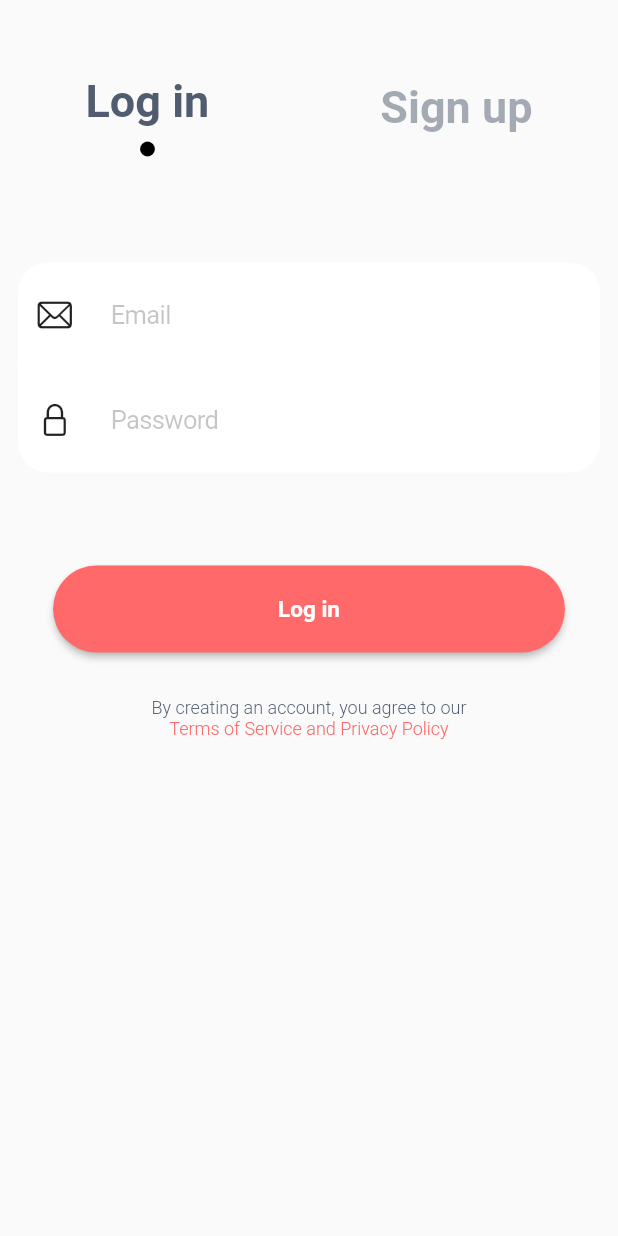
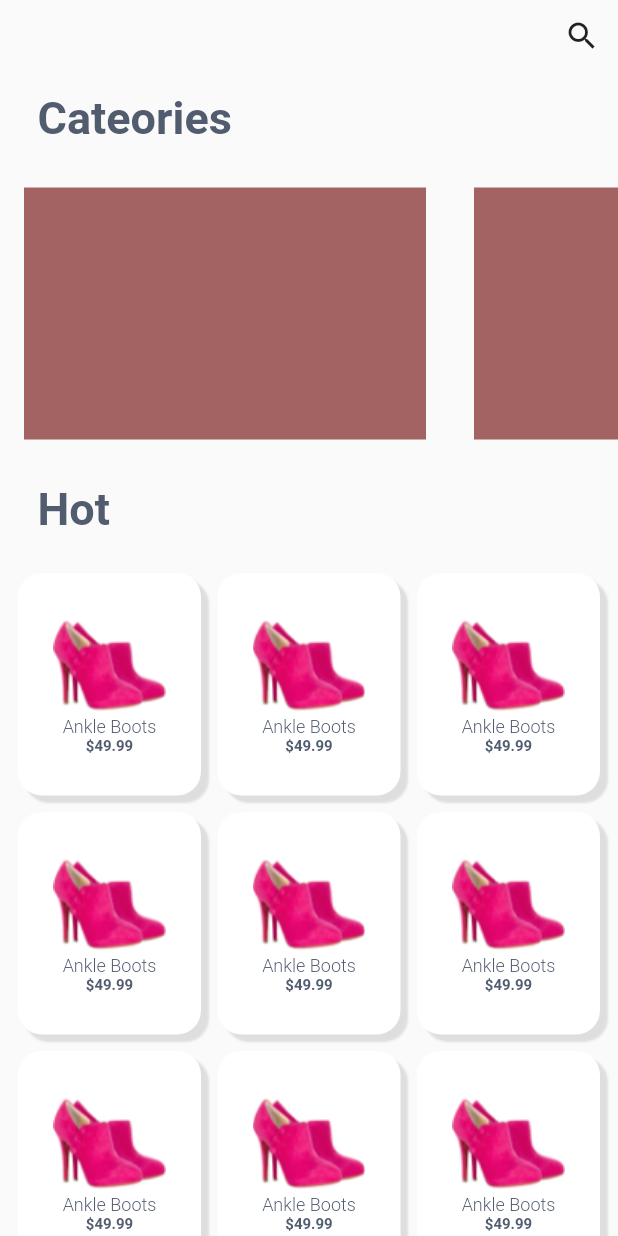
Before and after one commit to swilam202/shopify, a Flutter app: the screen it shows after launch, on a phone screen of 412 x 824 dp. Run offline on Flutter 3.47's test engine with Material 2 defaults, Android fonts, the phone set to English and light mode, and no system bars; our stand-ins replace flutter_bloc.

Commit message:
done most work on home page

```diff
--- a/lib/auth feature/presenetaion/pages/auth page.dart
+++ b/lib/auth feature/presenetaion/pages/auth page.dart
@@ -4,6 +4,7 @@ import 'package:flutter_bloc/flutter_bloc.dart';
 import 'package:hhhhhhhh/auth%20feature/presenetaion/controller/auth%20cubit.dart';
 import 'package:hhhhhhhh/auth%20feature/presenetaion/controller/auth%20state.dart';
 import 'package:hhhhhhhh/auth%20feature/presenetaion/widgets/auth%20row%20items.dart';
+import 'package:hhhhhhhh/auth%20feature/presenetaion/widgets/auth%20row.dart';
 import 'package:hhhhhhhh/auth%20feature/presenetaion/widgets/auth%20text%20form%20field%20section.dart';
 import 'package:hhhhhhhh/auth%20feature/presenetaion/widgets/positions%20enum.dart';
 import 'package:hhhhhhhh/core/styles/style%20colors.dart';
@@ -21,28 +22,12 @@ class AuthPage extends StatelessWidget {
       body: SafeArea(
         child: BlocBuilder<AuthCubit, AuthState>(
           builder: (context, state) {
-            return Padding(
-              padding: const EdgeInsets.only(top: 50),
-              child: Column(
+            return ListView(
+              padding: EdgeInsets.all(23),
+              physics: const BouncingScrollPhysics(),
               children: [
-                  Row(
-                    mainAxisAlignment: MainAxisAlignment.spaceAround,
-                    children: [
-                      GestureDetector(
-                          onTap: () => BlocProvider.of<AuthCubit>(context)
-                              .switchAuthMode(isLogin: true),
-                          child: LoginRowItem(
-                            isLogin: (state is LoginState) ? true : false,
-                          )),
-                      GestureDetector(
-                        onTap: () => BlocProvider.of<AuthCubit>(context)
-                            .switchAuthMode(isLogin: false),
-                        child: SignupRowItem(
-                          isLogin: (state is SignupState) ? true : false,
-                        ),
-                      ),
-                    ],
-                  ),
+                const SizedBox(height: 50),
+                AuthRow(state),
                 const SizedBox(height: 50),
                 (state is LoginState)
                     ? const AuthLogInTextFieldSection()
@@ -64,7 +49,6 @@ class AuthPage extends StatelessWidget {
                       .copyWith(color: StyleColor.orangeColor),
                 ),
               ],
-              ),
             );
           },
         ),
--- /dev/null
+++ b/lib/auth feature/presenetaion/widgets/auth row.dart
@@ -0,0 +1,33 @@
+import 'package:flutter/material.dart';
+import 'package:flutter_bloc/flutter_bloc.dart';
+import 'package:hhhhhhhh/auth%20feature/presenetaion/controller/auth%20state.dart';
+
+import '../controller/auth cubit.dart';
+import 'auth row items.dart';
+
+class AuthRow extends StatelessWidget {
+  const AuthRow(this.state,{super.key});
+
+  final AuthState state;
+  @override
+  Widget build(BuildContext context) {
+    return Row(
+                  mainAxisAlignment: MainAxisAlignment.spaceAround,
+                  children: [
+                    GestureDetector(
+                        onTap: () => BlocProvider.of<AuthCubit>(context)
+                            .switchAuthMode(isLogin: true),
+                        child: LoginRowItem(
+                          isLogin: (state is LoginState) ? true : false,
+                        ),),
+                    GestureDetector(
+                      onTap: () => BlocProvider.of<AuthCubit>(context)
+                          .switchAuthMode(isLogin: false),
+                      child: SignupRowItem(
+                        isLogin: (state is SignupState) ? true : false,
+                      ),
+                    ),
+                  ],
+                );
+  }
+}
--- a/lib/auth feature/presenetaion/widgets/auth text form field section.dart
+++ b/lib/auth feature/presenetaion/widgets/auth text form field section.dart
@@ -8,9 +8,7 @@ class AuthSignUpTextFieldSection extends StatelessWidget {
 
   @override
   Widget build(BuildContext context) {
-    return const Padding(
-      padding: EdgeInsets.all(12.0),
-      child: Column(
+    return const Column(
       children: [
         AuthTextFormField(
           icon: CupertinoIcons.envelope,
@@ -27,8 +25,9 @@ class AuthSignUpTextFieldSection extends StatelessWidget {
           placeholder: 'Password',
           position: Positions.buttom,
         ),
+
+
       ],
-      ),
     );
   }
 }
@@ -38,9 +37,7 @@ class AuthLogInTextFieldSection extends StatelessWidget {
 
   @override
   Widget build(BuildContext context) {
-    return const Padding(
-      padding: EdgeInsets.all(12.0),
-      child: Column(
+    return const Column(
       children: [
         AuthTextFormField(
           icon: CupertinoIcons.envelope,
@@ -53,7 +50,6 @@ class AuthLogInTextFieldSection extends StatelessWidget {
           position: Positions.buttom,
         ),
       ],
-      ),
     );
   }
 }
--- a/lib/auth feature/presenetaion/widgets/auth text form field.dart
+++ b/lib/auth feature/presenetaion/widgets/auth text form field.dart
@@ -29,9 +29,14 @@ class AuthTextFormField extends StatelessWidget {
       ),
       cursorColor: StyleColor.orangeColor,
       decoration: BoxDecoration(
-        color: StyleColor.whiteColor,
-        borderRadius: getRadius(position),
-      ),
+          color: StyleColor.whiteColor,
+          borderRadius: getRadius(position),
+          boxShadow: [
+            BoxShadow(
+              color: Colors.grey.withOpacity(0.3),
+              offset: const Offset(5, 5),
+            ),
+          ]),
     );
   }
 }
--- a/lib/core/styles/text styles.dart
+++ b/lib/core/styles/text styles.dart
@@ -59,6 +59,6 @@ abstract class TextStyles {
   static const style10Medium = TextStyle(
     fontSize: 10,
     fontWeight: FontWeight.w500,
-    color: StyleColor.extraDarkColor,
+    color: StyleColor.whiteColor,
   );
 }
--- a/lib/core/widgets/custom button.dart
+++ b/lib/core/widgets/custom button.dart
@@ -1,3 +1,6 @@
+import 'dart:io';
+
+import 'package:flutter/cupertino.dart';
 import 'package:flutter/material.dart';
 import 'package:hhhhhhhh/core/styles/style%20colors.dart';
 import 'package:hhhhhhhh/core/styles/text%20styles.dart';
@@ -22,13 +25,21 @@ class CustomButton extends StatelessWidget {
           ),
         ),
         padding: MaterialStateProperty.all(
-          const EdgeInsets.symmetric(vertical: 20, horizontal: 150),
+          const EdgeInsets.only(top: 12,bottom: 12,left: 60,right: 20 ),
         ),
       ),
       onPressed: (){},
-      child: Text(
-        isLogin ? 'Log in':'Sign up',
-        style: TextStyles.style15Bold,
+
+      child: Row(
+
+        children: [
+          Text(
+            isLogin ? 'Log in':'Sign up',
+            style: TextStyles.style15Bold,
+          ),
+          const Spacer(),
+          const CircleAvatar(backgroundColor: StyleColor.whiteColor,child: Icon(Icons.arrow_forward_ios_outlined,color: StyleColor.orangeColor,))
+        ],
       ),
     );
   }
--- /dev/null
+++ b/lib/home feature/presentation/pages/home page.dart
@@ -0,0 +1,137 @@
+import 'package:flutter/cupertino.dart';
+import 'package:flutter/material.dart';
+import 'package:hhhhhhhh/core/styles/style%20colors.dart';
+
+import '../../../core/styles/text styles.dart';
+
+class HomePage extends StatelessWidget {
+  const HomePage({super.key});
+
+  @override
+  Widget build(BuildContext context) {
+    return Scaffold(
+      body: SafeArea(
+        child: ListView(
+          physics: const BouncingScrollPhysics(),
+          children: const [
+            HomePageCustomAppBar(),
+            Padding(
+              padding: EdgeInsets.symmetric(horizontal: 25, vertical: 13),
+              child: Text(
+                'Cateories',
+                style: TextStyles.style30Bold,
+              ),
+            ),
+            SizedBox(
+              height: 200,
+              child: HomePageCategoriesListView(),
+            ),
+            Padding(
+              padding: EdgeInsets.symmetric(horizontal: 25, vertical: 13),
+              child: Text(
+                'Hot',
+                style: TextStyles.style30Bold,
+              ),
+            ),
+            HomePageDataGridView()
+          ],
+        ),
+      ),
+    );
+  }
+}
+
+class HomePageDataGridView extends StatelessWidget {
+  const HomePageDataGridView({super.key});
+
+  @override
+  Widget build(BuildContext context) {
+    return GridView.builder(
+      shrinkWrap: true,
+      physics: const NeverScrollableScrollPhysics(),
+      itemCount: 24,
+      gridDelegate: SliverGridDelegateWithFixedCrossAxisCount(
+        crossAxisCount: 3,
+        childAspectRatio: 1,
+        crossAxisSpacing: 11,
+        mainAxisSpacing: 11,
+        mainAxisExtent: MediaQuery.of(context).size.height * 0.18,
+      ),
+      padding: const EdgeInsets.all(12),
+      itemBuilder: (context, index) {
+        return Container(
+          decoration: BoxDecoration(
+              color: StyleColor.whiteColor,
+              borderRadius: BorderRadius.circular(16),
+              boxShadow: [
+                BoxShadow(
+                  color: Colors.grey.withOpacity(0.3),
+                  blurRadius: 0.5,
+                  offset: const Offset(5, 5),
+                ),
+              ]),
+          child: Column(
+            mainAxisAlignment: MainAxisAlignment.center,
+            children: [
+              Image.asset(
+                'assets/images/test1.png',
+                fit: BoxFit.fill,
+              ),
+              const Text(
+                'Ankle Boots',
+                style: TextStyles.style12Light,
+              ),
+              Text(
+                '\$49.99',
+                style: TextStyles.style10Medium.copyWith(
+                  fontWeight: FontWeight.bold,
+                  color: StyleColor.extraDarkColor,
+                ),
+              ),
+            ],
+          ),
+        );
+      },
+    );
+  }
+}
+
+class HomePageCategoriesListView extends StatelessWidget {
+  const HomePageCategoriesListView({super.key});
+
+  @override
+  Widget build(BuildContext context) {
+    return ListView.builder(
+      scrollDirection: Axis.horizontal,
+      shrinkWrap: true,
+      itemCount: 10,
+      itemBuilder: (context, index) {
+        return AspectRatio(
+          aspectRatio: 1.5 / 1,
+          child: Container(
+            margin: const EdgeInsets.all(16),
+            padding: const EdgeInsets.all(16),
+            color: const Color.fromARGB(255, 164, 99, 99),
+          ),
+        );
+      },
+    );
+  }
+}
+
+class HomePageCustomAppBar extends StatelessWidget {
+  const HomePageCustomAppBar({super.key});
+
+  @override
+  Widget build(BuildContext context) {
+    return Row(
+      mainAxisAlignment: MainAxisAlignment.end,
+      children: [
+        IconButton(
+          icon: const Icon(Icons.search),
+          onPressed: () {},
+        ),
+      ],
+    );
+  }
+}
--- a/lib/main.dart
+++ b/lib/main.dart
@@ -2,6 +2,8 @@ import 'package:flutter/material.dart';
 import 'package:flutter_bloc/flutter_bloc.dart';
 import 'package:hhhhhhhh/auth%20feature/presenetaion/controller/auth%20cubit.dart';
 import 'package:hhhhhhhh/auth%20feature/presenetaion/pages/auth%20page.dart';
+
+import 'home feature/presentation/pages/home page.dart';
 
 void main() {
   runApp(const Shopify());
@@ -17,7 +19,7 @@ class Shopify extends StatelessWidget {
         BlocProvider(create: (context) => AuthCubit()),
       ],
       child: const MaterialApp(
-        home: AuthPage(),
+        home: HomePage(),
       ),
     );
   }
--- a/pubspec.yaml
+++ b/pubspec.yaml
@@ -63,8 +63,8 @@ flutter:
   uses-material-design: true
 
   # To add assets to your application, add an assets section, like this:
-  # assets:
-  #   - images/a_dot_burr.jpeg
+  assets:
+    - assets/images/test1.png
   #   - images/a_dot_ham.jpeg
 
   # An image asset can refer to one or more resolution-specific "variants", see
```
Also changed, not shown: assets/images/test1.png (added). Lines whose indentation alone changed are shown as unchanged.
